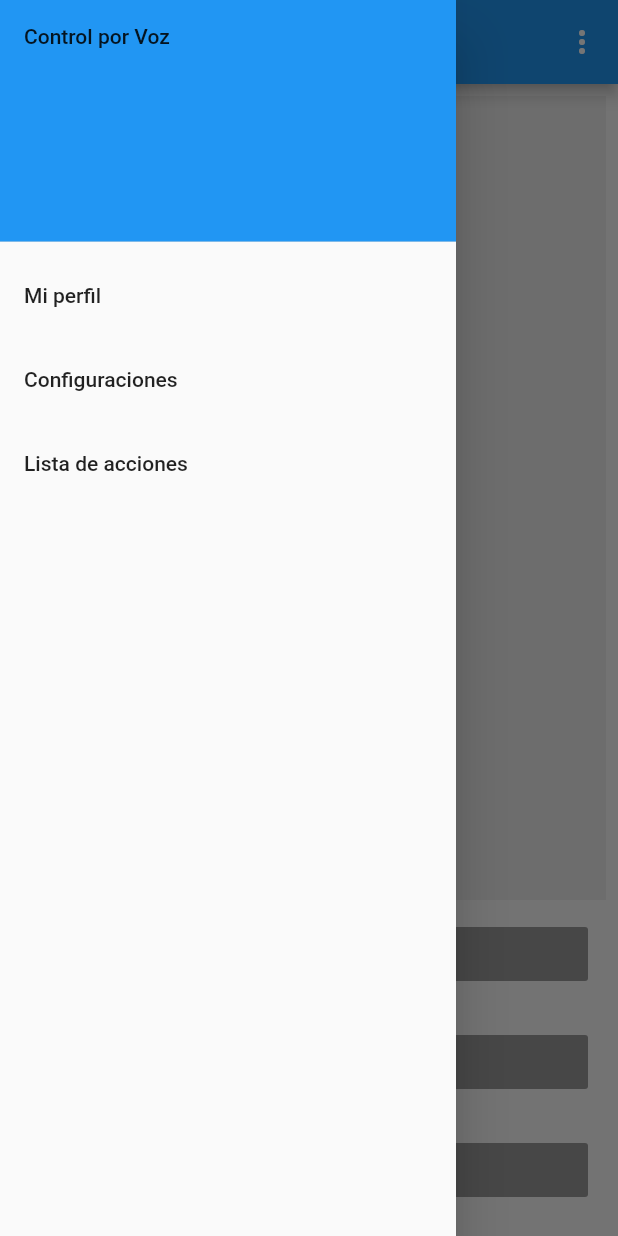
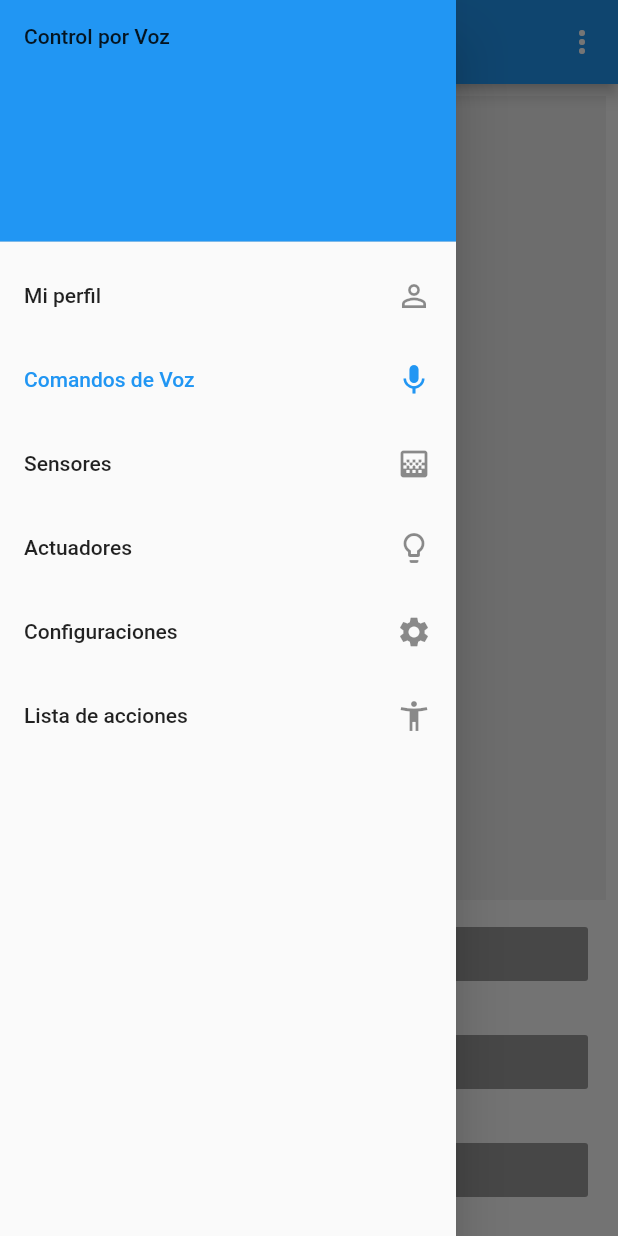
Before and after one commit to luismanuel1989/asistente-personal-mobile-app, a Flutter app: the screen it shows after launch, with the side drawer open, on a phone screen of 412 x 824 dp. Run offline on Flutter 3.47's test engine with Material 2 defaults, Android fonts, the phone set to English and light mode, and no system bars; our stand-ins replace fluttertoast; missing offline and left inert: speech_recognition.

Commit message:
added drawer itemss and icons

```diff
--- a/lib/main.dart
+++ b/lib/main.dart
@@ -128,18 +128,45 @@ class _MyHomePageState extends State<MyHomePage> {
               ),
             ),
             ListTile(
+              trailing: Icon(Icons.person_outline),
               title: Text("Mi perfil"),
               onTap: (){
 
               },
             ),
             ListTile(
+              selected: true,
+              hoverColor: Colors.blue,
+              focusColor: Colors.blue,
+              trailing: Icon(Icons.mic),
+              title: Text("Comandos de Voz"),
+              onTap: (){
+
+              },
+            ),
+            ListTile(
+              trailing: Icon(Icons.gradient),
+              title: Text("Sensores"),
+              onTap: (){
+
+              },
+            ),
+            ListTile(
+              trailing: Icon(Icons.lightbulb_outline),
+              title: Text("Actuadores"),
+              onTap: (){
+
+              },
+            ),
+            ListTile(
+              trailing: Icon(Icons.settings),
               title: Text("Configuraciones"),
               onTap: (){
 
               },
             ),
             ListTile(
+              trailing: Icon(Icons.accessibility_new),
               title: Text("Lista de acciones"),
               onTap: (){
 
@@ -164,6 +191,7 @@ class _MyHomePageState extends State<MyHomePage> {
               mainAxisSize: MainAxisSize.min,
               crossAxisAlignment: CrossAxisAlignment.stretch,
               children: [
+
                 new Expanded(
                     child: new Container(
                         padding: const EdgeInsets.all(8.0),
```
Lines whose indentation alone changed are shown as unchanged.
